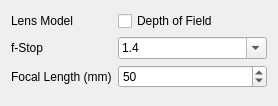
joesfer/voxelToy, file src/ui/camerapropertiesui.ui: the form before one commit.
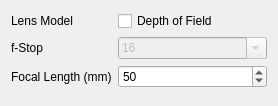
The form after the commit.

Commit message: match defaults for camera lens parameters in the UI

The edit to the form file:
```diff
--- a/src/ui/camerapropertiesui.ui
+++ b/src/ui/camerapropertiesui.ui
@@ -37,9 +37,15 @@
    </item>
    <item row="1" column="1">
     <widget class="QComboBox" name="cameraFStop">
+     <property name="enabled">
+      <bool>false</bool>
+     </property>
      <property name="editable">
       <bool>true</bool>
      </property>
+     <property name="currentIndex">
+      <number>8</number>
+     </property>
      <item>
       <property name="text">
        <string>1.4</string>
```
